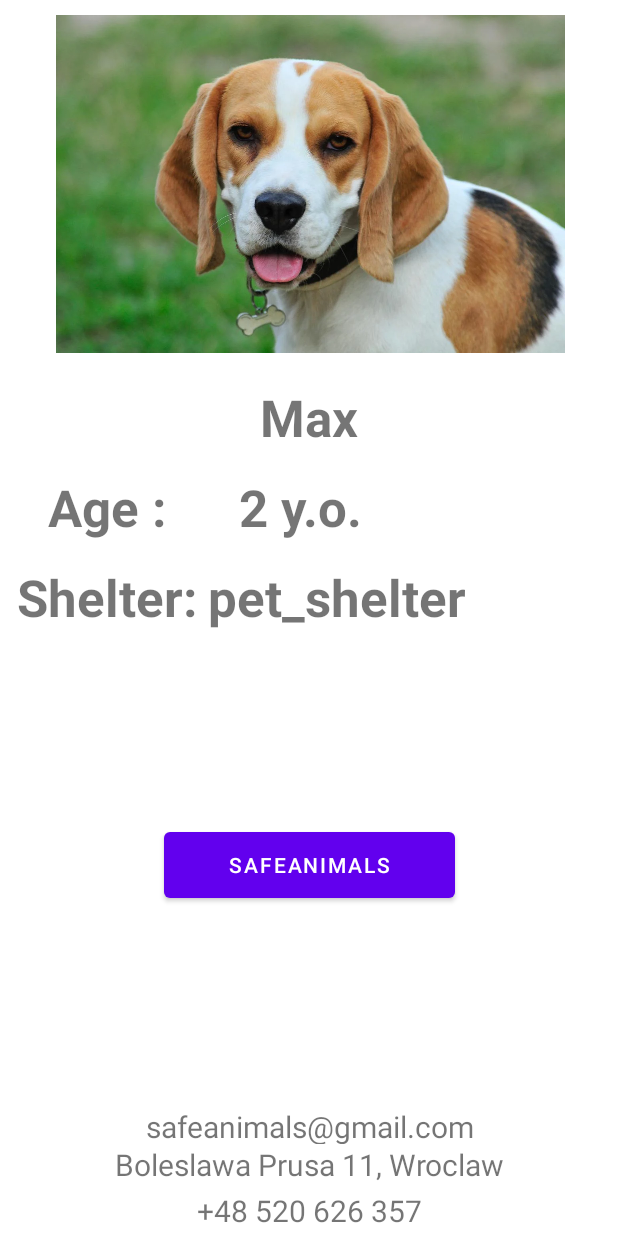
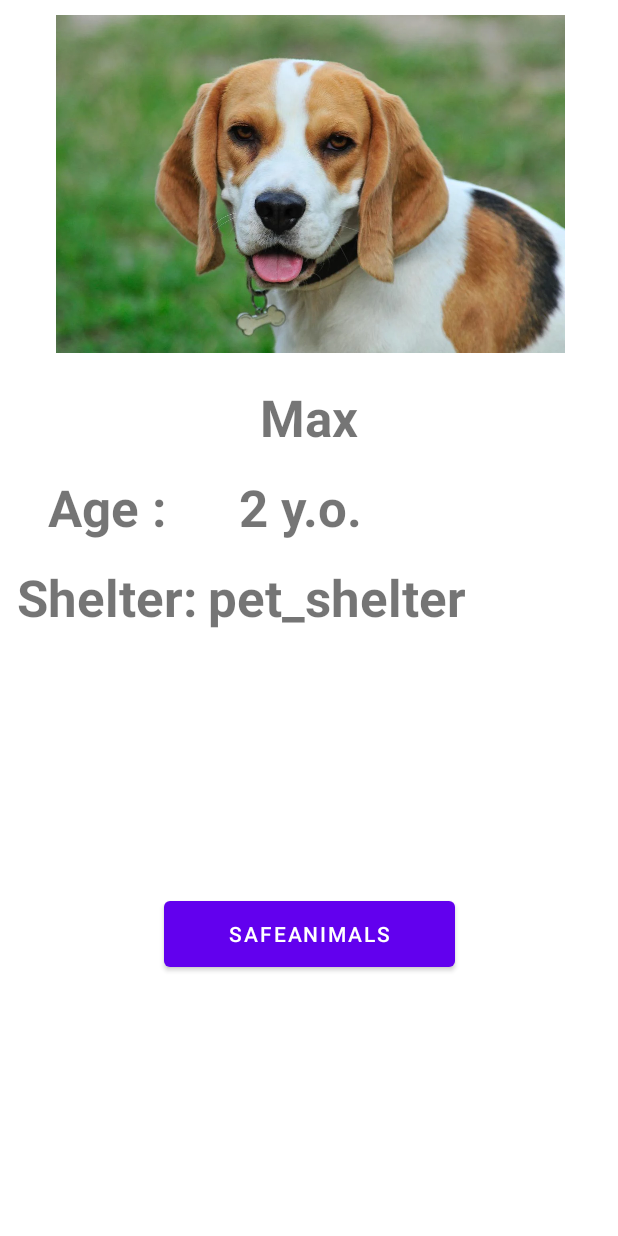
Before and after one commit to AlbertoHdezLado/Shelted, an Android app: the layout fragment_post.xml on its own in the app's theme, with its tools: preview values and no code run, on a phone screen of 412 x 824 dp. Run offline under Robolectric (Android 15) with nearby library versions, the phone set to English and light mode, and no system bars.

Commit message:
post show correct info and fixed some problems

```diff
--- a/app/src/main/java/com/example/android/shelted/Activities/LoggedActivity.kt
+++ b/app/src/main/java/com/example/android/shelted/Activities/LoggedActivity.kt
@@ -78,6 +78,10 @@ class LoggedActivity : AppCompatActivity() {
     }
 
     override fun onBackPressed() {
-        moveTaskToBack(true)
+        var f: Fragment? = supportFragmentManager.findFragmentById(R.id.logged_activity)
+        if (f !is postFragment)
+            moveTaskToBack(true)
+        else
+            super.onBackPressed()
     }
 }
--- a/app/src/main/java/com/example/android/shelted/Fragments/FavouritesFragment.kt
+++ b/app/src/main/java/com/example/android/shelted/Fragments/FavouritesFragment.kt
@@ -5,6 +5,7 @@ import androidx.fragment.app.Fragment
 import android.view.LayoutInflater
 import android.view.View
 import android.view.ViewGroup
+import android.widget.EditText
 import android.widget.TextView
 import androidx.appcompat.app.AppCompatActivity
 import com.example.android.shelted.R
@@ -18,8 +19,6 @@ class FavouritesFragment : Fragment() {
         // Inflate the layout for this fragment
         val v = inflater.inflate(R.layout.fragment_favourites, container, false)
 
-
-
         return v
     }
 }
--- a/app/src/main/java/com/example/android/shelted/Fragments/ProfileFragment.kt
+++ b/app/src/main/java/com/example/android/shelted/Fragments/ProfileFragment.kt
@@ -25,11 +25,11 @@ class ProfileFragment : Fragment() {
     ): View? {
         // Inflate the layout for this fragment
         val v = inflater.inflate(R.layout.fragment_profile, container, false)
-        val query : Query = collectionReference
+        //val query : Query = collectionReference
 
-        val email = FirebaseAuth.getInstance().currentUser!!.email
+        //val email = FirebaseAuth.getInstance().currentUser!!.email
 
-        prof_email.text = email
+        //prof_email.text = email
 
 
         return v
--- a/app/src/main/res/layout/card_layout.xml
+++ b/app/src/main/res/layout/card_layout.xml
@@ -6,7 +6,6 @@
     xmlns:app="http://schemas.android.com/apk/res-auto"
     android:id="@+id/card_view"
     android:layout_margin="5dp"
-    app:cardBackgroundColor="#98fb98"
     app:cardCornerRadius="8dp"
     app:cardElevation="3dp"
     app:contentPadding="4dp"
--- a/app/src/main/res/layout/fragment_post.xml
+++ b/app/src/main/res/layout/fragment_post.xml
@@ -7,54 +7,18 @@
     android:layout_height="match_parent"
     tools:context=".Fragments.postFragment">
 
-    <TextView
-        android:id="@+id/phone_number"
-        android:layout_width="278dp"
-        android:layout_height="25dp"
-        android:layout_marginBottom="5dp"
-        android:text="+48 520 626 357"
-        android:textAlignment="center"
-        android:textSize="20sp"
+    <Button
+        android:id="@+id/post_button_shelter"
+        android:layout_width="194dp"
+        android:layout_height="56dp"
+        android:text="SafeAnimals"
         app:layout_constraintBottom_toBottomOf="parent"
         app:layout_constraintEnd_toEndOf="parent"
-        app:layout_constraintStart_toStartOf="parent" />
+        app:layout_constraintStart_toStartOf="parent"
+        app:layout_constraintTop_toBottomOf="@+id/post_pet_shelter" />
 
     <TextView
-        android:id="@+id/mail"
-        android:layout_width="278dp"
-        android:layout_height="25dp"
-        android:text="safeanimals@gmail.com"
-        android:textAlignment="center"
-        android:textSize="20sp"
-        app:layout_constraintBottom_toTopOf="@+id/address"
-        app:layout_constraintEnd_toEndOf="parent"
-        app:layout_constraintStart_toStartOf="parent" />
-
-    <TextView
-        android:id="@+id/address"
-        android:layout_width="278dp"
-        android:layout_height="25dp"
-        android:layout_marginBottom="5dp"
-        android:text="Boleslawa Prusa 11, Wroclaw"
-        android:textAlignment="center"
-        android:textSize="20sp"
-        app:layout_constraintBottom_toTopOf="@+id/phone_number"
-        app:layout_constraintEnd_toEndOf="parent"
-        app:layout_constraintStart_toStartOf="parent" />
-
-    <Button
-        android:id="@+id/button_shelter"
-        android:layout_width="194dp"
-        android:layout_height="56dp"
-        android:layout_marginBottom="5dp"
-        android:text="SafeAnimals"
-        app:layout_constraintBottom_toTopOf="@+id/mail"
-        app:layout_constraintEnd_toEndOf="parent"
-        app:layout_constraintStart_toStartOf="parent"
-        app:layout_constraintTop_toBottomOf="@+id/pet_shelter" />
-
-    <TextView
-        android:id="@+id/pet_name"
+        android:id="@+id/post_pet_name"
         android:layout_width="123dp"
         android:layout_height="50dp"
         android:layout_marginTop="20dp"
@@ -64,10 +28,10 @@
         android:textStyle="bold"
         app:layout_constraintEnd_toEndOf="parent"
         app:layout_constraintStart_toStartOf="parent"
-        app:layout_constraintTop_toBottomOf="@+id/imageView" />
+        app:layout_constraintTop_toBottomOf="@+id/post_imageView" />
 
     <TextView
-        android:id="@+id/text_age"
+        android:id="@+id/post_text_age"
         android:layout_width="123dp"
         android:layout_height="50dp"
         android:layout_marginStart="10dp"
@@ -77,10 +41,10 @@
         android:textSize="34sp"
         android:textStyle="bold"
         app:layout_constraintStart_toStartOf="parent"
-        app:layout_constraintTop_toBottomOf="@+id/pet_name" />
+        app:layout_constraintTop_toBottomOf="@+id/post_pet_name" />
 
     <TextView
-        android:id="@+id/text_shelter"
+        android:id="@+id/post_text_shelter"
         android:layout_width="123dp"
         android:layout_height="50dp"
         android:layout_marginStart="10dp"
@@ -90,10 +54,10 @@
         android:textSize="34sp"
         android:textStyle="bold"
         app:layout_constraintStart_toStartOf="parent"
-        app:layout_constraintTop_toBottomOf="@+id/text_age" />
+        app:layout_constraintTop_toBottomOf="@+id/post_text_age" />
 
     <TextView
-        android:id="@+id/pet_shelter"
+        android:id="@+id/post_pet_shelter"
         android:layout_width="wrap_content"
         android:layout_height="wrap_content"
         android:layout_marginStart="5dp"
@@ -102,11 +66,11 @@
         android:textAlignment="center"
         android:textSize="34sp"
         android:textStyle="bold"
-        app:layout_constraintStart_toEndOf="@+id/text_shelter"
-        app:layout_constraintTop_toBottomOf="@+id/pet_age" />
+        app:layout_constraintStart_toEndOf="@+id/post_text_shelter"
+        app:layout_constraintTop_toBottomOf="@+id/post_pet_age" />
 
     <TextView
-        android:id="@+id/pet_age"
+        android:id="@+id/post_pet_age"
         android:layout_width="123dp"
         android:layout_height="50dp"
         android:layout_marginStart="5dp"
@@ -115,11 +79,11 @@
         android:textAlignment="center"
         android:textSize="34sp"
         android:textStyle="bold"
-        app:layout_constraintStart_toEndOf="@+id/text_age"
-        app:layout_constraintTop_toBottomOf="@+id/pet_name" />
+        app:layout_constraintStart_toEndOf="@+id/post_text_age"
+        app:layout_constraintTop_toBottomOf="@+id/post_pet_name" />
 
     <ImageView
-        android:id="@+id/imageView"
+        android:id="@+id/post_imageView"
         android:layout_width="414dp"
         android:layout_height="225dp"
         android:layout_marginTop="10dp"
--- a/app/src/main/res/layout/fragment_post_list.xml
+++ b/app/src/main/res/layout/fragment_post_list.xml
@@ -20,7 +20,6 @@
         android:layout_width="411dp"
         android:layout_height="608dp"
         android:layout_marginTop="5dp"
-        android:layout_marginBottom="3dp"
         app:layout_constraintBottom_toBottomOf="parent"
         app:layout_constraintEnd_toEndOf="parent"
         app:layout_constraintTop_toBottomOf="@+id/imageView">
--- a/build.gradle
+++ b/build.gradle
@@ -1,12 +1,12 @@
 // Top-level build file where you can add configuration options common to all sub-projects/modules.
 buildscript {
     repositories {
-        google()  // Google's Maven repository
+        google()
         mavenCentral()
     }
     dependencies {
-        classpath 'com.android.tools.build:gradle:7.1.3'
-        classpath 'org.jetbrains.kotlin:kotlin-gradle-plugin:1.6.10'
+        classpath "com.android.tools.build:gradle:7.0.3"
+        classpath "org.jetbrains.kotlin:kotlin-gradle-plugin:1.6.10"
         classpath 'com.google.gms:google-services:4.3.10'  // Google Services plugin
 
         // NOTE: Do not place your application dependencies here; they belong
```
Also changed, not shown: app/build.gradle (+5 -9 lines), app/src/main/java/com/example/android/shelted/Activities/PublishActivity.kt (+10 -23 lines), app/src/main/java/com/example/android/shelted/Fragments/postFragment.kt (+30 -0 lines), app/src/main/java/com/example/android/shelted/PostAdapter.kt (+20 -0 lines), app/src/main/res/layout/activity_publish.xml (+26 -30 lines), gradle/wrapper/gradle-wrapper.properties.
